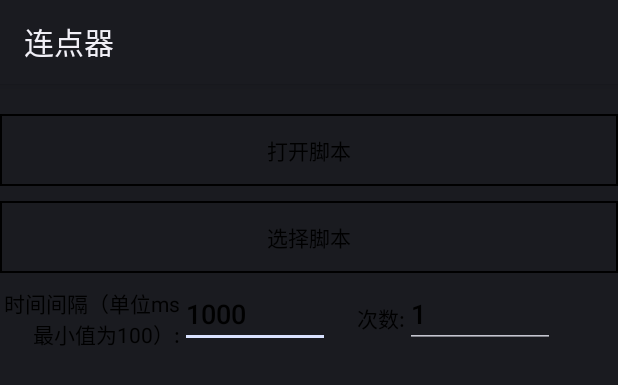
After one commit to ming123aaa/clickdevice_android, an Android app: the layout activity_record_script_play.xml on its own in the app's theme, with its tools: preview values and no code run, on a phone screen of 412 x 824 dp. The commit adds this screen. Shown: the top 385 px of the screen. Run offline under Robolectric (Android 15) with nearby library versions, the phone set to English and light mode, and no system bars.

Commit message:
录制脚本功能完成

```diff
--- a/app/build.gradle
+++ b/app/build.gradle
@@ -9,8 +9,8 @@ android {
         applicationId "com.example.clickdevice"
         minSdkVersion 24
         targetSdkVersion 30
-        versionCode 1
-        versionName "1.0"
+        versionCode 2
+        versionName "1.1"
 
         testInstrumentationRunner "androidx.test.runner.AndroidJUnitRunner"
     }
--- a/app/src/main/AndroidManifest.xml
+++ b/app/src/main/AndroidManifest.xml
@@ -16,6 +16,9 @@
         android:label="@string/app_name"
         android:supportsRtl="true"
         android:theme="@style/AppTheme" >
+        <activity android:name=".AC.RecordScriptPlayActivity">
+
+        </activity>
         <activity
             android:name=".AC.RecordScriptListActivity"
             android:exported="false" />
--- a/app/src/main/java/com/example/clickdevice/RecordScriptExecutor.kt
+++ b/app/src/main/java/com/example/clickdevice/RecordScriptExecutor.kt
@@ -1,6 +1,5 @@
 package com.example.clickdevice
 
-import android.gesture.Gesture
 import android.graphics.Path
 import com.example.clickdevice.bean.Bean
 import com.example.clickdevice.bean.RecordScriptCmd
@@ -34,7 +33,7 @@ class RecordScriptExecutor {
         delay(recordScriptCmd.delayed.toLong())
     }
 
-    private fun delay(time: Long): Boolean {
+     fun delay(time: Long): Boolean {
         if (time <= 0) {
             return false
         }
@@ -93,5 +92,6 @@ class RecordScriptExecutor {
 
         fun endDispatchGesture()
 
+
     }
 }
--- a/app/src/main/java/com/example/clickdevice/adapter/RecordScriptAdapter.java
+++ b/app/src/main/java/com/example/clickdevice/adapter/RecordScriptAdapter.java
@@ -15,7 +15,7 @@ import java.util.List;
 import com.example.clickdevice.R;
 
 public class RecordScriptAdapter extends RecyclerView.Adapter {
-    private static final String TAG ="ScriptAdapter" ;
+
     private List<RecordScriptBean> mData;
     private Context context;
     private ClickListener clickListener;
--- a/app/src/main/java/com/example/clickdevice/vm/RecordScriptViewModel.kt
+++ b/app/src/main/java/com/example/clickdevice/vm/RecordScriptViewModel.kt
@@ -4,8 +4,8 @@ import android.content.Context
 import android.os.SystemClock
 import androidx.lifecycle.ViewModel
 import com.example.clickdevice.RecordScriptExecutor
+import com.example.clickdevice.adapter.RecordCMDAdapter
 import com.example.clickdevice.bean.RecordScriptCmd
-import com.example.clickdevice.bean.ScriptCmdBean
 import com.example.clickdevice.db.AppDatabase
 import com.example.clickdevice.db.RecordScriptBean
 import com.example.clickdevice.helper.toDate
@@ -28,6 +28,7 @@ class RecordScriptViewModel : ViewModel() {
 
     var lastTime = 0L
 
+    var recordCMDAdapter: RecordCMDAdapter?=null
 
     fun playScript() {
         recordScriptExecutor.run(data)
@@ -37,6 +38,7 @@ class RecordScriptViewModel : ViewModel() {
     fun addRecordScriptCmd(recordScriptCmd: RecordScriptCmd) {
         if (isRecord) {
             data.add(recordScriptCmd)
+            recordCMDAdapter?.notifyDataSetChanged()
         }
     }
 
--- /dev/null
+++ b/app/src/main/res/layout/activity_record_script_play.xml
@@ -0,0 +1,112 @@
+<?xml version="1.0" encoding="utf-8"?>
+<LinearLayout xmlns:android="http://schemas.android.com/apk/res/android"
+    xmlns:app="http://schemas.android.com/apk/res-auto"
+    xmlns:tools="http://schemas.android.com/tools"
+    android:layout_width="match_parent"
+    android:layout_height="match_parent"
+    android:orientation="vertical"
+    android:background="@color/background"
+    >
+    <Button
+
+        android:layout_marginTop="20dp"
+        android:id="@+id/btn_script_openScript"
+        android:layout_width="match_parent"
+        android:layout_height="wrap_content"
+        android:text="打开脚本"
+        android:textColor="@color/blackLine"
+
+        android:background="@drawable/btn_background"
+      />
+    <Button
+        android:id="@+id/btn_select"
+        android:layout_marginTop="10dp"
+        android:layout_width="match_parent"
+        android:layout_height="wrap_content"
+        android:text="选择脚本"
+        android:textColor="@color/blackLine"
+
+        android:background="@drawable/btn_background"
+
+        />
+    <LinearLayout
+        android:layout_marginTop="10dp"
+        android:layout_width="match_parent"
+        android:layout_height="40dp"
+        android:orientation="horizontal">
+
+        <TextView
+
+            android:layout_width="120dp"
+            android:layout_height="match_parent"
+            android:gravity="right|center"
+            android:textColor="@color/blackLine"
+            android:text="时间间隔（单位ms 最小值为100）:" />
+
+        <EditText
+            android:id="@+id/edit_script_time"
+            android:layout_width="100dp"
+            android:layout_height="match_parent"
+            android:inputType="number"
+            android:maxLength="6"
+            android:theme="@style/MyEditText"
+            android:textColor="@color/blackLine"
+
+            android:text="1000" />
+
+        <TextView
+            android:layout_width="50dp"
+            android:layout_height="match_parent"
+            android:gravity="right|center"
+            android:textColor="@color/blackLine"
+            android:text="次数:" />
+
+        <EditText
+            android:id="@+id/edit_script_number"
+            android:layout_width="100dp"
+            android:layout_height="match_parent"
+            android:maxLength="6"
+            android:theme="@style/MyEditText"
+            android:textColor="@color/blackLine"
+
+            android:inputType="number"
+            android:text="1" />
+    </LinearLayout>
+
+    <TextView
+        android:id="@+id/tv_name"
+        android:layout_width="match_parent"
+        android:layout_height="wrap_content"
+        android:layout_marginTop="5dp"
+        android:paddingHorizontal="10dp"
+        android:textColor="@color/blackLine"/>
+
+    <ScrollView
+        android:layout_width="match_parent"
+        android:layout_height="match_parent"
+        android:layout_marginTop="10dp">
+        <LinearLayout
+            android:layout_width="match_parent"
+            android:layout_height="wrap_content"
+            android:orientation="vertical">
+            <TextView
+                android:id="@+id/tv_copy"
+                android:layout_width="wrap_content"
+                android:layout_height="wrap_content"
+                android:layout_marginTop="10dp"
+                android:paddingHorizontal="20dp"
+                android:textSize="20dp"
+                android:text="复制脚本"
+                android:visibility="gone"
+                android:textColor="@color/blackLine"/>
+            <TextView
+                android:id="@+id/tv_script_code"
+                android:layout_width="match_parent"
+                android:textColor="#2196F3"
+                android:textIsSelectable="true"
+                android:padding="5dp"
+                android:layout_height="match_parent"/>
+        </LinearLayout>
+
+    </ScrollView>
+</LinearLayout>
```
Also changed, not shown: app/src/main/java/com/example/clickdevice/AC/MainActivity.java (+8 -10 lines), app/src/main/java/com/example/clickdevice/AC/RecordScriptActivity.kt (+37 -8 lines), app/src/main/java/com/example/clickdevice/AC/RecordScriptListActivity.kt (+10 -3 lines), app/src/main/java/com/example/clickdevice/AC/RecordScriptPlayActivity.kt (added, +192 -0 lines), app/src/main/java/com/example/clickdevice/adapter/RecordCMDAdapter.java (added, +87 -0 lines), app/src/main/java/com/example/clickdevice/bean/Bean.java (+8 -0 lines), app/src/main/java/com/example/clickdevice/bean/RecordScriptCmd.java (+9 -0 lines), app/src/main/res/layout/activity_record_script.xml (+19 -20 lines), app/src/main/res/layout/item_record_cmd.xml (added, +12 -0 lines).
